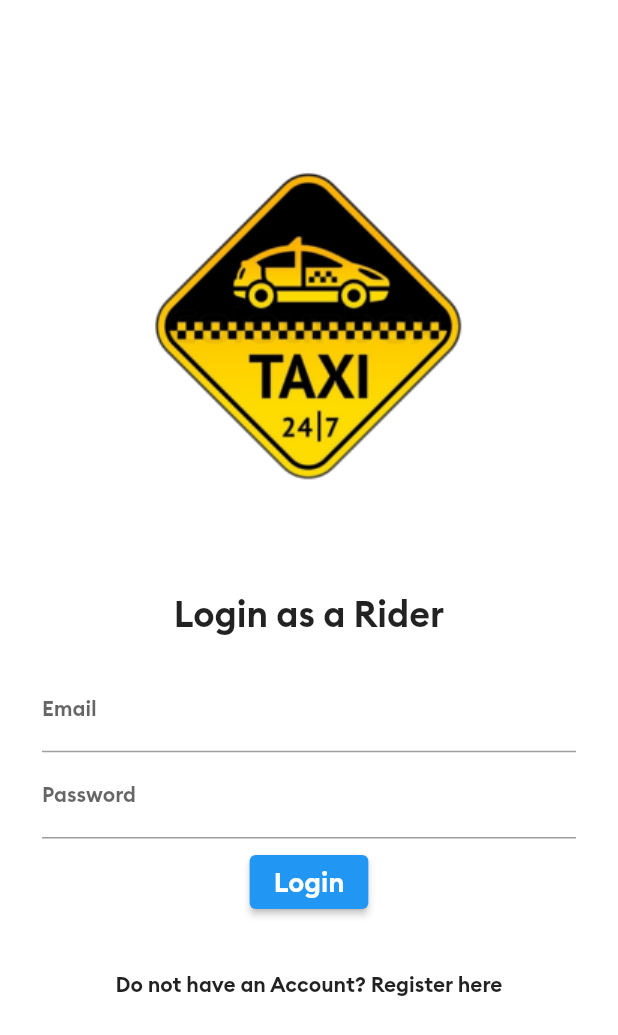
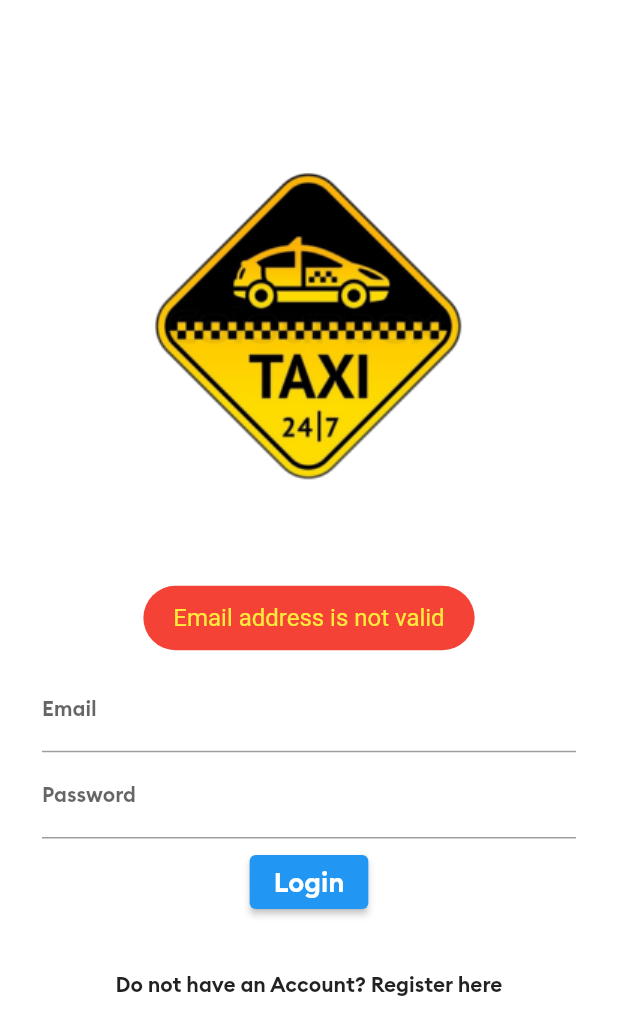
Before and after one commit to aosunbiyi/Ride-App, a Flutter app: the screen it shows after launch, after a tap on "Login", on a phone screen of 412 x 824 dp. Shown: the top 1035 px of the screen. Run offline on Flutter 3.47's test engine with Material 2 defaults, Android fonts, the phone set to English and light mode, and no system bars; our stand-ins replace firebase_auth, firebase_core, firebase_database, fluttertoast; accounts and stored records are empty.

Commit message:
Implemetation of Login Screen

```diff
--- a/lib/AllScreens/loginScreen.dart
+++ b/lib/AllScreens/loginScreen.dart
@@ -1,9 +1,18 @@
+import 'package:firebase_auth/firebase_auth.dart';
+import 'package:firebase_database/firebase_database.dart';
 import 'package:flutter/material.dart';
+import 'package:fluttertoast/fluttertoast.dart';
 import 'package:rider_ap/AllScreens/registrationScreen.dart';
+
+import '../main.dart';
+import 'mainscreen.dart';
 
 class LoginScreen extends StatelessWidget {
 
-  static const String idScreen="login";
+  static const String idScreen = "login";
+
+  TextEditingController emailTextEditingController = TextEditingController();
+  TextEditingController passwordTextEditingController = TextEditingController();
 
   @override
   Widget build(BuildContext context) {
@@ -39,6 +48,7 @@ class LoginScreen extends StatelessWidget {
                       height: 1.0,
                     ),
                     TextField(
+                      controller: emailTextEditingController,
                       keyboardType: TextInputType.emailAddress,
                       decoration: InputDecoration(
                         labelText: "Email",
@@ -59,6 +69,7 @@ class LoginScreen extends StatelessWidget {
                       height: 1.0,
                     ),
                     TextField(
+                      controller: passwordTextEditingController,
                       obscureText: true,
                       decoration: InputDecoration(
                         labelText: "Password",
@@ -80,7 +91,18 @@ class LoginScreen extends StatelessWidget {
                     ),
                     ElevatedButton(
                       onPressed: () {
-                        print("Login Button Clicked!");
+
+                        if (!emailTextEditingController.text
+                            .contains("@")) {
+                          displayToastMessage(
+                              "Email address is not valid", context);
+                        }  else if (passwordTextEditingController.text.isEmpty) {
+                          displayToastMessage(
+                              "Password is mandatory.",
+                              context);
+                        } else {
+                          loginAndAuthenticateUser(context);
+                        }
                       },
 
                       child: Container(
@@ -100,7 +122,8 @@ class LoginScreen extends StatelessWidget {
               FlatButton(
                 onPressed: () {
                   print('On registered clicked!');
-                  Navigator.pushNamedAndRemoveUntil(context, RegistrationScreen.idScreen, (route) => false);
+                  Navigator.pushNamedAndRemoveUntil(
+                      context, RegistrationScreen.idScreen, (route) => false);
                 },
                 child: Text(
                   "Do not have an Account? Register here",
@@ -113,4 +136,47 @@ class LoginScreen extends StatelessWidget {
       ),
     );
   }
+
+  final FirebaseAuth _firebaseAuth = FirebaseAuth.instance;
+
+  void loginAndAuthenticateUser(BuildContext context) async {
+    final User? firebaseUser = (await _firebaseAuth
+        .signInWithEmailAndPassword(
+        email: emailTextEditingController.text,
+        password: passwordTextEditingController.text)
+        .catchError((errMsg) {
+      displayToastMessage("Error " + errMsg, context);
+    }))
+        .user;
+
+    if (firebaseUser != null) {
+
+
+      usersRef.child(firebaseUser.uid).once().then((value) => (DataSnapshot snapshot){
+        if(snapshot.value !=null){
+          Navigator.pushNamedAndRemoveUntil(
+              context, MainScreen.idScreen, (route) => false);
+          displayToastMessage("You are logged-in now.", context);
+        }else{
+          _firebaseAuth.signOut();
+          displayToastMessage("No record exists for this User.Please create account.", context);
+        }
+      });
+
+    } else {
+      // display error message
+      displayToastMessage("Invalid username or password.", context);
+    }
+  }
+
+  void displayToastMessage(String msg, BuildContext context) {
+    Fluttertoast.showToast(
+        msg: msg,
+        toastLength: Toast.LENGTH_SHORT,
+        gravity: ToastGravity.CENTER,
+        timeInSecForIosWeb: 1,
+        backgroundColor: Colors.red,
+        textColor: Colors.yellow,
+        fontSize: 16.0);
+  }
 }
```
